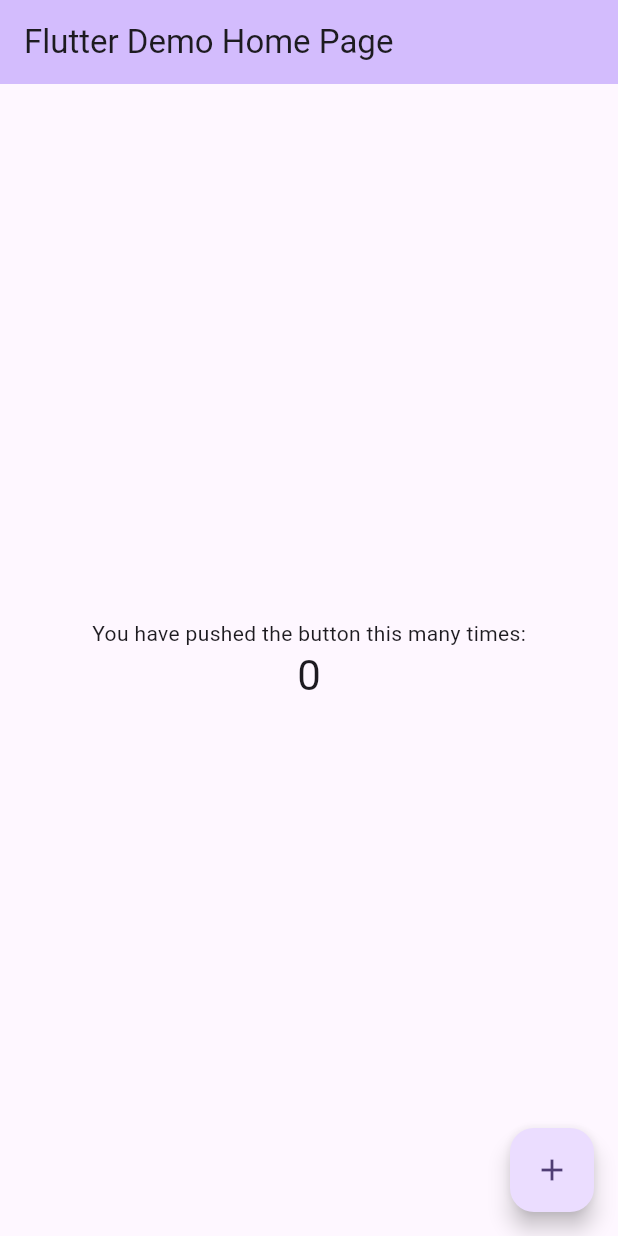
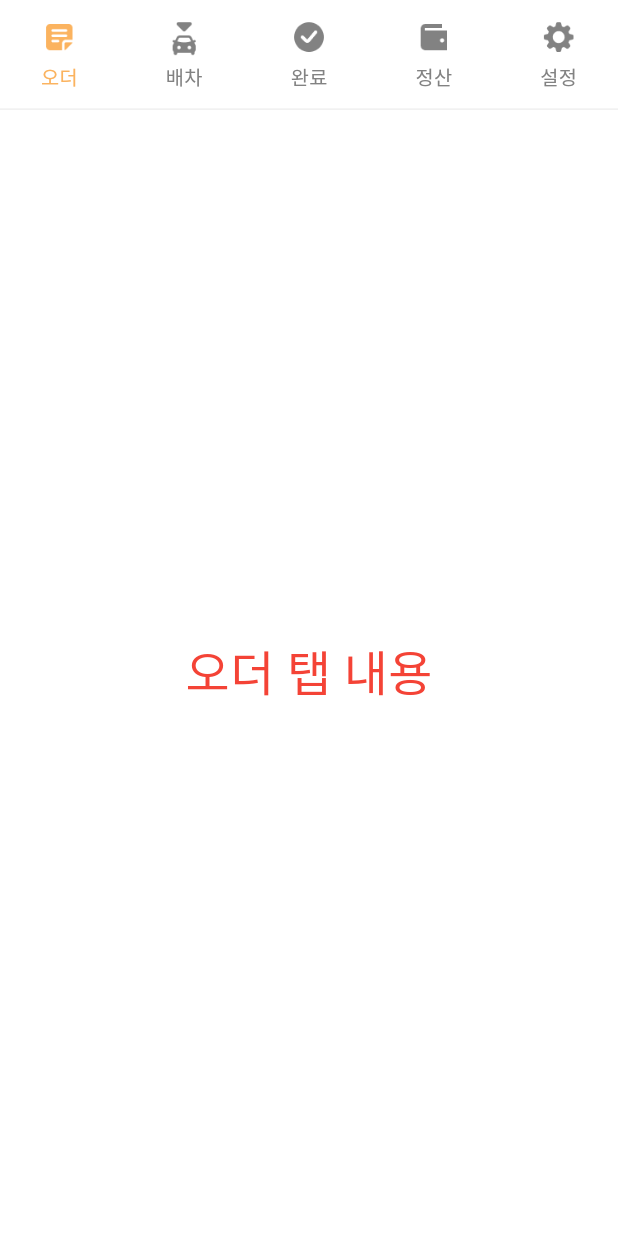
Before and after one commit to rlaaudgjs2/consignment, a Flutter app: the screen it shows after launch, on a phone screen of 412 x 824 dp. Run offline on Flutter 3.47's test engine with Material 3 defaults, Android fonts, the light colour scheme and no system bars.

Commit message:
[#1] feat: 상단 탭 5개 및 ScreenConfig 적용

```diff
--- /dev/null
+++ b/lib/core/config/assets.dart
@@ -0,0 +1,26 @@
+class AppIcons {
+  static const String tabOrderActive =
+      'assets/icons/tabs/ic_tab_order_active.png';
+  static const String tabOrderInactive =
+      'assets/icons/tabs/ic_tab_order_inactive.png';
+
+  static const String tabDispatchActive =
+      'assets/icons/tabs/ic_tab_dispatch_active.png';
+  static const String tabDispatchInactive =
+      'assets/icons/tabs/ic_tab_dispatch_inactive.png';
+
+  static const String tabCompleteActive =
+      'assets/icons/tabs/ic_tab_complete_active.png';
+  static const String tabCompleteInactive =
+      'assets/icons/tabs/ic_tab_complete_inactive.png';
+
+  static const String tabSettlementActive =
+      'assets/icons/tabs/ic_tab_settlement_active.png';
+  static const String tabSettlementInactive =
+      'assets/icons/tabs/ic_tab_settlement_inactive.png';
+
+  static const String tabSettingsActive =
+      'assets/icons/tabs/ic_tab_setting_active.png';
+  static const String tabSettingsInactive =
+      'assets/icons/tabs/ic_tab_setting_inactive.png';
+}
--- /dev/null
+++ b/lib/core/config/screen_config.dart
@@ -0,0 +1,80 @@
+import 'package:flutter/widgets.dart';
+
+///피그마 기준 해상도 (375 x 812)를 비율로 전환
+///
+///  - 디자인 기준 : 375 x 812
+///  - 디자인에서 상태바로 잡은 높이 : 44 (실기기 상태바 높이는 아님, 비율 계산용 상수)
+///
+///  - 상단 탭 높이 : 68
+
+
+class ScreenConfig {
+
+  ///Figma 기준 화면 크기
+  static const double designWidth = 375.0;
+  static const double designHeight = 812.0;
+
+  ///디자인 상에서의 상태바 높이 (고정값, 실제 기기의 상태바 높이와 무관)
+  static const double designStatusBarHeight = 44.0;
+
+  ///디자인 기준에서의 SafeArea 높이
+  static const double designSafeHeight =
+      designHeight - designStatusBarHeight; //812 - 44 = 768
+
+  // ─────────────────────── 기본 치수/패딩 정보 ───────────────────────
+
+
+  /// 전체 화면 크기 (상태바/홈바 포함)
+  static Size screenSize(BuildContext context){
+    return MediaQuery.of(context).size;
+  }
+
+  /// 실제 기기 상태바 높이
+  static double statusBarHeight(BuildContext context){
+    return MediaQuery.of(context).padding.top;
+  }
+
+  /// 실제 기기 하단 인셋(홈 인디케이터 등)
+  static double bottomInset(BuildContext context){
+    return MediaQuery.of(context).padding.bottom;
+  }
+
+  /// 실제 기기 SafeArea 높이 (상단/하단 인셋 제외)
+  static double safeHeight(BuildContext context){
+    final size = screenSize(context);
+    return size.height - statusBarHeight(context) - bottomInset(context);
+  }
+
+  // ───────────────────────── 스케일 유틸 ─────────────────────────
+
+  ///가로 비율 변환 (디자인 width 기준 375)
+  ///
+  /// 예) 피그마에서 100px -> w(context, 100)
+  static double w(BuildContext context, double designPx){
+    final width = screenSize(context).width;
+    return width * designPx / designWidth;
+  }
+
+  ///세로 비율 변환 (전체 height 기준 812)
+  static double h(BuildContext context, double designPx){
+    final height = screenSize(context).height;
+    return height * designPx / designHeight;
+  }
+
+  ///세로 비율 변환 (SafeArea 기준)
+  ///
+  ///피그마에서 812 중 44를 상태바로 두고, 나머지 768 영역에서
+  ///컴포넌트를 배치했다는 가정 하에 사용하는 함수
+  static double safeH(BuildContext context, double designPx){
+    final realSafeHeight = safeHeight(context);
+    return realSafeHeight * designPx / designSafeHeight;
+  }
+
+  ///폰트 크기 비율 변환 (가로 비율 기준)
+  /// 예) 피그마 폰트 14 -> font(context, 14)
+  static double font(BuildContext context, double designFontSize){
+    final scale = screenSize(context).width / designWidth;
+    return designFontSize * scale;
+  }
+
+}
--- /dev/null
+++ b/lib/features/root/presentation/pages/root_tab_page.dart
@@ -0,0 +1,183 @@
+import 'package:flutter/material.dart';
+import 'package:consignment/core/config/screen_config.dart';
+import 'package:consignment/core/config/assets.dart';
+
+class RootTabPage extends StatefulWidget {
+  const RootTabPage({super.key});
+
+  @override
+  State<RootTabPage> createState() => _RootTabPageState();
+}
+
+class _RootTabPageState extends State<RootTabPage> {
+  int _currentIndex = 0;
+
+  void _onTabTap(int index) {
+    setState(() {
+      _currentIndex = index;
+    });
+  }
+
+  @override
+  Widget build(BuildContext context) {
+    return Scaffold(
+      backgroundColor: Colors.white,
+      body: Column(
+        children: [
+          SafeArea(
+            bottom: false,
+            child: _buildTopTabBar(context),
+          ),
+          Expanded(
+            child: _buildBody(),
+          ),
+        ],
+      ),
+    );
+  }
+
+  Widget _buildTopTabBar(BuildContext context) {
+    final double tabHeight = ScreenConfig.safeH(context, 68);
+    final double iconSize = ScreenConfig.w(context, 24); // 피그마 24x24
+    final double fontSize = ScreenConfig.font(context, 12);
+    final double horizontalPadding = ScreenConfig.w(context, 24);
+
+    return Container(
+      height: tabHeight,
+      padding: EdgeInsets.symmetric(horizontal: horizontalPadding),
+      decoration: const BoxDecoration(
+        color: Colors.white,
+        border: Border(
+          bottom: BorderSide(
+            color: Color(0xFFE0E0E0),
+            width: 0.5,
+          ),
+        ),
+      ),
+      child: Row(
+        mainAxisAlignment: MainAxisAlignment.spaceBetween,
+        children: [
+          _TopTabItem(
+            activeAsset: AppIcons.tabOrderActive,
+            inactiveAsset: AppIcons.tabOrderInactive,
+            label: '오더',
+            isSelected: _currentIndex == 0,
+            iconSize: iconSize,
+            fontSize: fontSize,
+            onTap: () => _onTabTap(0),
+          ),
+          _TopTabItem(
+            activeAsset: AppIcons.tabDispatchActive,
+            inactiveAsset: AppIcons.tabDispatchInactive,
+            label: '배차',
+            isSelected: _currentIndex == 1,
+            iconSize: iconSize,
+            fontSize: fontSize,
+            onTap: () => _onTabTap(1),
+          ),
+          _TopTabItem(
+            activeAsset: AppIcons.tabCompleteActive,
+            inactiveAsset: AppIcons.tabCompleteInactive,
+            label: '완료',
+            isSelected: _currentIndex == 2,
+            iconSize: iconSize,
+            fontSize: fontSize,
+            onTap: () => _onTabTap(2),
+          ),
+          _TopTabItem(
+            activeAsset: AppIcons.tabSettlementActive,
+            inactiveAsset: AppIcons.tabSettlementInactive,
+            label: '정산',
+            isSelected: _currentIndex == 3,
+            iconSize: iconSize,
+            fontSize: fontSize,
+            onTap: () => _onTabTap(3),
+          ),
+          _TopTabItem(
+            activeAsset: AppIcons.tabSettingsActive,
+            inactiveAsset: AppIcons.tabSettingsInactive,
+            label: '설정',
+            isSelected: _currentIndex == 4,
+            iconSize: iconSize,
+            fontSize: fontSize,
+            onTap: () => _onTabTap(4),
+          ),
+        ],
+      ),
+    );
+  }
+
+  Widget _buildBody() {
+    switch (_currentIndex) {
+      case 0:
+        return const Center(
+          child: Text(
+            '오더 탭 내용',
+            style: TextStyle(color: Colors.red, fontSize: 32),
+          ),
+        );
+      case 1:
+        return const Center(child: Text('배차 탭 내용'));
+      case 2:
+        return const Center(child: Text('완료 탭 내용'));
+      case 3:
+        return const Center(child: Text('정산 탭 내용'));
+      case 4:
+        return const Center(child: Text('설정 탭 내용'));
+      default:
+        return const SizedBox.shrink();
+    }
+  }
+}
+
+class _TopTabItem extends StatelessWidget {
+  final String activeAsset;
+  final String inactiveAsset;
+  final String label;
+  final bool isSelected;
+  final double iconSize;
+  final double fontSize;
+  final VoidCallback onTap;
+
+  const _TopTabItem({
+    required this.activeAsset,
+    required this.inactiveAsset,
+    required this.label,
+    required this.isSelected,
+    required this.iconSize,
+    required this.fontSize,
+    required this.onTap,
+  });
+
+  @override
+  Widget build(BuildContext context) {
+    final Color selectedColor = const Color(0xFFFBB35F); // main 컬러
+    final Color unselectedColor = const Color(0xFF828282); // gray_3
+
+    final Color color = isSelected ? selectedColor : unselectedColor;
+    final String asset = isSelected ? activeAsset : inactiveAsset;
+
+    return GestureDetector(
+      behavior: HitTestBehavior.opaque,
+      onTap: onTap,
+      child: Column(
+        mainAxisAlignment: MainAxisAlignment.center,
+        children: [
+          Image.asset(
+            asset,
+            width: iconSize,
+            height: iconSize,
+          ),
+          const SizedBox(height: 4),
+          Text(
+            label,
+            style: TextStyle(
+              fontSize: fontSize,
+              color: color,
+            ),
+          ),
+        ],
+      ),
+    );
+  }
+}
--- a/lib/main.dart
+++ b/lib/main.dart
@@ -1,122 +1,24 @@
 import 'package:flutter/material.dart';
+import 'package:consignment/features/root/presentation/pages/root_tab_page.dart';
 
 void main() {
-  runApp(const MyApp());
+  runApp(const ConsignmentApp());
 }
 
-class MyApp extends StatelessWidget {
-  const MyApp({super.key});
+class ConsignmentApp extends StatelessWidget {
+  const ConsignmentApp({super.key});
 
-  // This widget is the root of your application.
   @override
   Widget build(BuildContext context) {
     return MaterialApp(
-      title: 'Flutter Demo',
+      debugShowCheckedModeBanner: false, // 우측 상단 DEBUG 배너 제거
+      title: 'Consignment Driver',
       theme: ThemeData(
-        // This is the theme of your application.
-        //
-        // TRY THIS: Try running your application with "flutter run". You'll see
-        // the application has a purple toolbar. Then, without quitting the app,
-        // try changing the seedColor in the colorScheme below to Colors.green
-        // and then invoke "hot reload" (save your changes or press the "hot
-        // reload" button in a Flutter-supported IDE, or press "r" if you used
-        // the command line to start the app).
-        //
-        // Notice that the counter didn't reset back to zero; the application
-        // state is not lost during the reload. To reset the state, use hot
-        // restart instead.
-        //
-        // This works for code too, not just values: Most code changes can be
-        // tested with just a hot reload.
-        colorScheme: .fromSeed(seedColor: Colors.deepPurple),
+        // 나중에 core/theme 쪽이랑 연결
+        colorScheme: ColorScheme.fromSeed(seedColor: const Color(0xFFFF8A00)),
+        useMaterial3: true,
       ),
-      home: const MyHomePage(title: 'Flutter Demo Home Page'),
+      home: const RootTabPage(),
     );
   }
 }
-
-class MyHomePage extends StatefulWidget {
-  const MyHomePage({super.key, required this.title});
-
-  // This widget is the home page of your application. It is stateful, meaning
-  // that it has a State object (defined below) that contains fields that affect
-  // how it looks.
-
-  // This class is the configuration for the state. It holds the values (in this
-  // case the title) provided by the parent (in this case the App widget) and
-  // used by the build method of the State. Fields in a Widget subclass are
-  // always marked "final".
-
-  final String title;
-
-  @override
-  State<MyHomePage> createState() => _MyHomePageState();
-}
-
-class _MyHomePageState extends State<MyHomePage> {
-  int _counter = 0;
-
-  void _incrementCounter() {
-    setState(() {
-      // This call to setState tells the Flutter framework that something has
-      // changed in this State, which causes it to rerun the build method below
-      // so that the display can reflect the updated values. If we changed
-      // _counter without calling setState(), then the build method would not be
-      // called again, and so nothing would appear to happen.
-      _counter++;
-    });
-  }
-
-  @override
-  Widget build(BuildContext context) {
-    // This method is rerun every time setState is called, for instance as done
-    // by the _incrementCounter method above.
-    //
-    // The Flutter framework has been optimized to make rerunning build methods
-    // fast, so that you can just rebuild anything that needs updating rather
-    // than having to individually change instances of widgets.
-    return Scaffold(
-      appBar: AppBar(
-        // TRY THIS: Try changing the color here to a specific color (to
-        // Colors.amber, perhaps?) and trigger a hot reload to see the AppBar
-        // change color while the other colors stay the same.
-        backgroundColor: Theme.of(context).colorScheme.inversePrimary,
-        // Here we take the value from the MyHomePage object that was created by
-        // the App.build method, and use it to set our appbar title.
-        title: Text(widget.title),
-      ),
-      body: Center(
-        // Center is a layout widget. It takes a single child and positions it
-        // in the middle of the parent.
-        child: Column(
-          // Column is also a layout widget. It takes a list of children and
-          // arranges them vertically. By default, it sizes itself to fit its
-          // children horizontally, and tries to be as tall as its parent.
-          //
-          // Column has various properties to control how it sizes itself and
-          // how it positions its children. Here we use mainAxisAlignment to
-          // center the children vertically; the main axis here is the vertical
-          // axis because Columns are vertical (the cross axis would be
-          // horizontal).
-          //
-          // TRY THIS: Invoke "debug painting" (choose the "Toggle Debug Paint"
-          // action in the IDE, or press "p" in the console), to see the
-          // wireframe for each widget.
-          mainAxisAlignment: .center,
-          children: [
-            const Text('You have pushed the button this many times:'),
-            Text(
-              '$_counter',
-              style: Theme.of(context).textTheme.headlineMedium,
-            ),
-          ],
-        ),
-      ),
-      floatingActionButton: FloatingActionButton(
-        onPressed: _incrementCounter,
-        tooltip: 'Increment',
-        child: const Icon(Icons.add),
-      ),
-    );
-  }
-}
--- a/pubspec.yaml
+++ b/pubspec.yaml
@@ -56,7 +56,8 @@ flutter:
   # included with your application, so that you can use the icons in
   # the material Icons class.
   uses-material-design: true
-
+  assets:
+    - assets/icons/tabs/
   # To add assets to your application, add an assets section, like this:
   # assets:
   #   - images/a_dot_burr.jpeg
```
Also changed, not shown: assets/icons/tabs/ic_tab_complete_active.png (added), assets/icons/tabs/ic_tab_complete_inactive.png (added), assets/icons/tabs/ic_tab_dispatch_active.png (added), assets/icons/tabs/ic_tab_dispatch_inactive.png (added), assets/icons/tabs/ic_tab_order_active.png (added), assets/icons/tabs/ic_tab_order_inactive.png (added), assets/icons/tabs/ic_tab_setting_active.png (added), assets/icons/tabs/ic_tab_setting_inactive.png (added), assets/icons/tabs/ic_tab_settlement_active.png (added), assets/icons/tabs/ic_tab_settlement_inactive.png (added), lib/features/root/presentation/viewmodels/root_tab_view_model.dart (added).
